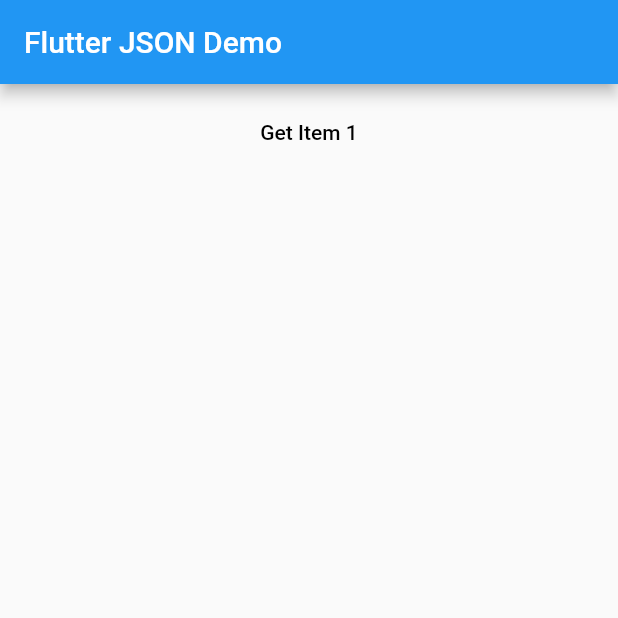
After one commit to khecaqs/mam, a Flutter app: the MyHomePage screen opened directly, on a phone screen of 412 x 824 dp, the top half of it. The commit adds this screen. Run offline on Flutter 3.47's test engine with Material 2 defaults, Android fonts, the phone set to English and light mode, and no system bars.

Commit message:
check auth.dart

```diff
--- /dev/null
+++ b/lib/login/auth.dart
@@ -0,0 +1,83 @@
+// Copyright (c) 2018, Brian Armstrong. All rights reserved. Use of this source code
+// is governed by a BSD-style license that can be found in the LICENSE file.
+
+import 'dart:async';
+import 'dart:convert';
+import 'package:flutter/material.dart';
+import 'package:flutter/services.dart';
+
+var httpClient = createHttpClient();
+
+
+
+var url = "http://mam.epizy.com/todo/api.php/User/";
+
+enum ResultStatus {
+  success,
+  failure,
+  loading,
+}
+
+class auth {
+
+  ResultStatus _status;
+  String _userId;
+  String _name;
+  String _password;
+  String _key;
+  String _email;
+
+
+
+  @override
+  void initState() {
+    _status = null;
+
+  }
+  var setState;
+
+  Future onSubmit(String userId, String pass) async {
+    setState(() {
+      _status = ResultStatus.loading;
+    });
+
+    try {
+      final response = await httpClient.get(url+'/$userId');
+      if (response.statusCode != 200) {
+         setState(() {
+          _status = ResultStatus.failure;
+        });
+      } else {
+        final Map data = JSON.decode(response.body);
+        setState(() {
+          _status = ResultStatus.success;
+          _userId = data['user'] ?? '<Name Not Found>';
+          _name = data['name'] ?? '<Name Not Found>';
+          _password = data['password'] ?? '<Name Not Found>';
+          _key = data['key'] ?? '<Name Not Found>';
+          _email = data['email'] ?? '<Name Not Found>';
+
+
+           if (_name?.isNotEmpty == true) {
+            print('Userid: $_userId');
+            print('Name: $_name');
+            print('password: $_password');
+            print('Key: $_key');
+            print('email: $_email');
+          }
+
+        });
+      }
+    } catch (e) {
+      setState(() {
+        _status = ResultStatus.failure;
+      });
+    };
+  }
+
+
+
+
+
+
+}
--- /dev/null
+++ b/lib/login/listdata.dart
@@ -0,0 +1,170 @@
+// Copyright (c) 2018, Brian Armstrong. All rights reserved. Use of this source code
+// is governed by a BSD-style license that can be found in the LICENSE file.
+
+import 'dart:async';
+import 'dart:convert';
+import 'package:flutter/material.dart';
+import 'package:flutter/services.dart';
+
+var httpClient = createHttpClient();
+
+void main() => runApp(new MyApp());
+
+//var url = "http://mam.epizy.com/api/";
+//var url = "http://mam.epizy.com/todo/";
+//var url = "http://api.flutter.institute/";
+class MyApp extends StatelessWidget {
+  @override
+  Widget build(BuildContext context) {
+    return new MaterialApp(
+      title: 'Flutter JSON Demo',
+      theme: new ThemeData(
+        primarySwatch: Colors.blue,
+      ),
+      home: new MyHomePage(),
+    );
+  }
+}
+
+class MyHomePage extends StatefulWidget {
+  //MyHomePage({Key key, this.apiRoot}) : super(key: key);
+ // MyHomePage({Key key, this.apiRoot}) : super(key: key);
+
+  //final String apiRoot;
+
+  @override
+  _MyHomePageState createState() => new _MyHomePageState();
+}
+var url = "http://mam.epizy.com/todo/api.php/User/";
+
+enum ResultStatus {
+  success,
+  failure,
+  loading,
+}
+
+class _MyHomePageState extends State<MyHomePage> {
+  ResultStatus _status;
+  String _userId;
+  String _name;
+  String _password;
+  String _key;
+  String _email;
+
+
+
+  @override
+  void initState() {
+    _status = null;
+
+  }
+
+  Future getItem(int id) async {
+    setState(() {
+      _status = ResultStatus.loading;
+    });
+
+    try {
+      final response = await httpClient.get(url+'/$id');
+      if (response.statusCode != 200) {
+        setState(() {
+          _status = ResultStatus.failure;
+        });
+      } else {
+        final Map data = JSON.decode(response.body);
+        setState(() {
+          _status = ResultStatus.success;
+
+          //final Map payload = data['payload'] ?? {};
+          _userId = data['user'] ?? '<Name Not Found>';
+          _name = data['name'] ?? '<Name Not Found>';
+          _password = data['password'] ?? '<Name Not Found>';
+          _key = data['key'] ?? '<Name Not Found>';
+          _email = data['email'] ?? '<Name Not Found>';
+          //_tags = payload['tags'] ?? [];
+          //data = JSON.decode(response.body);
+        });
+      }
+    } catch (e) {
+      setState(() {
+        _status = ResultStatus.failure;
+      });
+    };
+  }
+
+
+  Widget buildContent(BuildContext context) {
+    if (_status != null) {
+      switch (_status) {
+        case ResultStatus.success:
+          final List<Widget> children = [
+            new Row(
+              mainAxisAlignment: MainAxisAlignment.center,
+              children: <Widget>[
+                new Text('Result: '),
+                new Text(
+                  'success',
+                  style: new TextStyle(color: Colors.green),
+                ),
+              ],
+            ),
+          ];
+
+          if (_name?.isNotEmpty == true) {
+            children.add(new Text('Userid: $_userId'));
+            children.add(new Text('Name: $_name'));
+            children.add(new Text('password: $_password'));
+            children.add(new Text('Key: $_key'));
+            children.add(new Text('email: $_email'));
+
+            /* if (_tags?.isNotEmpty == true) {
+              children.add(new Text('Tags: ${_tags.join(', ')}'));
+            } */
+          }
+
+          return new Column(
+            children: children,
+          );
+
+        case ResultStatus.failure:
+          return new Center(
+            child: new Text(
+              'Request Failed',
+              style: new TextStyle(color: Colors.red),
+            ),
+          );
+
+        case ResultStatus.loading:
+          return new Center(
+            child: new Text('Making API Request'),
+          );
+      }
+    }
+
+    return new Container();
+  }
+
+  @override
+  Widget build(BuildContext context) {
+    return new Scaffold(
+      appBar: new AppBar(
+        title: new Text('Flutter JSON Demo'),
+      ),
+      body: new Column(
+        children: <Widget>[
+          new ButtonBar(
+            alignment: MainAxisAlignment.center,
+            children: <Widget>[
+              new MaterialButton(
+                child: new Text('Get Item 1'),
+                onPressed: () => getItem(1),
+              ),
+            ],
+          ),
+          new SizedBox(height: 20.0),
+          buildContent(context),
+        ],
+      ),
+    );
+  }
+}
--- a/lib/main.dart
+++ b/lib/main.dart
@@ -2,6 +2,7 @@ import 'package:flutter/material.dart';
 import './login/setting.dart';
 import './login/login.dart';
 import './pages/home_page.dart';
+import './login/auth.dart';
 
 void main() =>  runApp(new MyApp());
 
@@ -26,6 +27,8 @@ _MyAppState() {
 
 void onSubmit() {
   // sini nak kena masuk ke db untuk username ngan password
+var userId = _login.username;
+var pass = _login.password;
 
   print('Login With: ' +_login.username + ' ' + _login.password);
   if(_login.username =="a" && _login.password == '1') {
```
